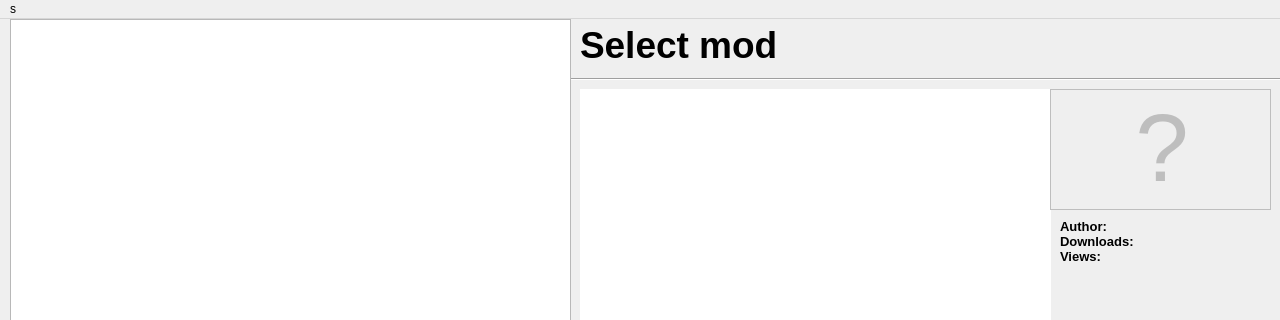
Before: the Qt Designer form .ui in VsModManager/App, drawn with Qt 5; both pictures show x 0 to 1280 and y 0 to 320 of the 1280 by 720 pixel window.
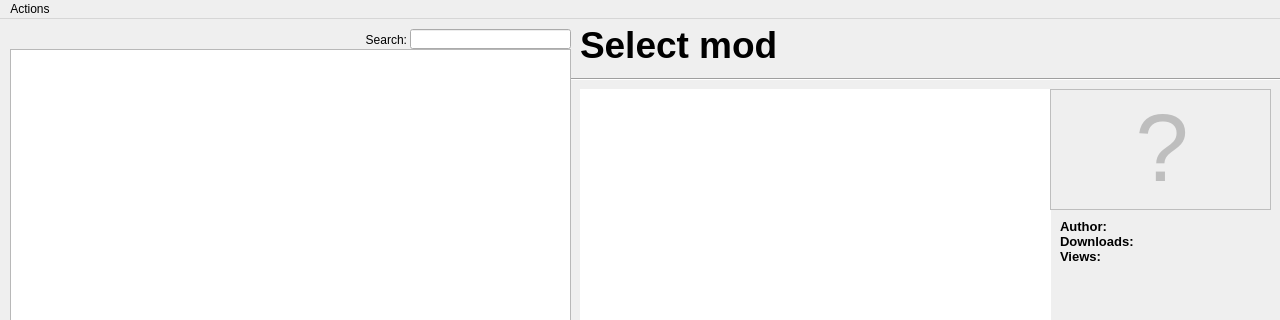
After: the same form once the commit is applied.

Diff of the .ui file:
```diff
--- a/.ui
+++ b/.ui
@@ -37,9 +37,9 @@
     <property name="geometry">
      <rect>
       <x>10</x>
-      <y>0</y>
+      <y>30</y>
       <width>561</width>
-      <height>681</height>
+      <height>651</height>
      </rect>
     </property>
     <property name="selectionMode">
@@ -330,6 +330,35 @@
      <set>Qt::AlignLeading|Qt::AlignLeft|Qt::AlignVCenter</set>
     </property>
    </widget>
+   <widget class="QLineEdit" name="lineEdit">
+    <property name="geometry">
+     <rect>
+      <x>410</x>
+      <y>10</y>
+      <width>161</width>
+      <height>20</height>
+     </rect>
+    </property>
+    <property name="maxLength">
+     <number>32767</number>
+    </property>
+   </widget>
+   <widget class="QLabel" name="label_2">
+    <property name="geometry">
+     <rect>
+      <x>360</x>
+      <y>10</y>
+      <width>47</width>
+      <height>21</height>
+     </rect>
+    </property>
+    <property name="text">
+     <string>Search:</string>
+    </property>
+    <property name="alignment">
+     <set>Qt::AlignRight|Qt::AlignTrailing|Qt::AlignVCenter</set>
+    </property>
+   </widget>
    <zorder>line</zorder>
    <zorder>modName</zorder>
    <zorder>modList</zorder>
@@ -345,6 +374,8 @@
    <zorder>comboBox</zorder>
    <zorder>updateButton</zorder>
    <zorder>deleteText</zorder>
+   <zorder>lineEdit</zorder>
+   <zorder>label_2</zorder>
   </widget>
   <widget class="QMenuBar" name="menuBar">
    <property name="geometry">
@@ -357,9 +388,12 @@
    </property>
    <widget class="QMenu" name="menus">
     <property name="title">
-     <string>s</string>
+     <string>Actions</string>
     </property>
     <addaction name="actions_3"/>
+    <addaction name="actionSave_Preset"/>
+    <addaction name="separator"/>
+    <addaction name="actionClear_chache"/>
    </widget>
    <addaction name="menus"/>
   </widget>
@@ -375,7 +409,17 @@
   </action>
   <action name="actions_3">
    <property name="text">
-    <string>s</string>
+    <string>Preset Manager</string>
+   </property>
+  </action>
+  <action name="actionSave_Preset">
+   <property name="text">
+    <string>Save Preset</string>
+   </property>
+  </action>
+  <action name="actionClear_chache">
+   <property name="text">
+    <string>Clear cache</string>
    </property>
   </action>
  </widget>
```
